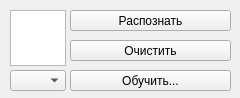
Before: the Qt Designer form mainwindow.ui in unusGloriam/digit_recognition, drawn with Qt 5.
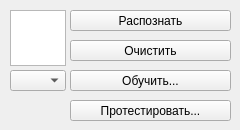
After: the same form once the commit is applied.

The edit to the form file:
```diff
--- a/mainwindow.ui
+++ b/mainwindow.ui
@@ -7,7 +7,7 @@
     <x>0</x>
     <y>0</y>
     <width>240</width>
-    <height>98</height>
+    <height>130</height>
    </rect>
   </property>
   <property name="sizePolicy">
@@ -19,13 +19,13 @@
   <property name="minimumSize">
    <size>
     <width>240</width>
-    <height>98</height>
+    <height>130</height>
    </size>
   </property>
   <property name="maximumSize">
    <size>
     <width>240</width>
-    <height>98</height>
+    <height>130</height>
    </size>
   </property>
   <property name="windowTitle">
@@ -103,6 +103,32 @@
      </rect>
     </property>
    </widget>
+   <widget class="QPushButton" name="testButton">
+    <property name="geometry">
+     <rect>
+      <x>70</x>
+      <y>100</y>
+      <width>161</width>
+      <height>21</height>
+     </rect>
+    </property>
+    <property name="text">
+     <string>Протестировать...</string>
+    </property>
+   </widget>
+   <widget class="QLabel" name="label">
+    <property name="geometry">
+     <rect>
+      <x>10</x>
+      <y>100</y>
+      <width>51</width>
+      <height>21</height>
+     </rect>
+    </property>
+    <property name="text">
+     <string/>
+    </property>
+   </widget>
   </widget>
  </widget>
  <resources/>
```
